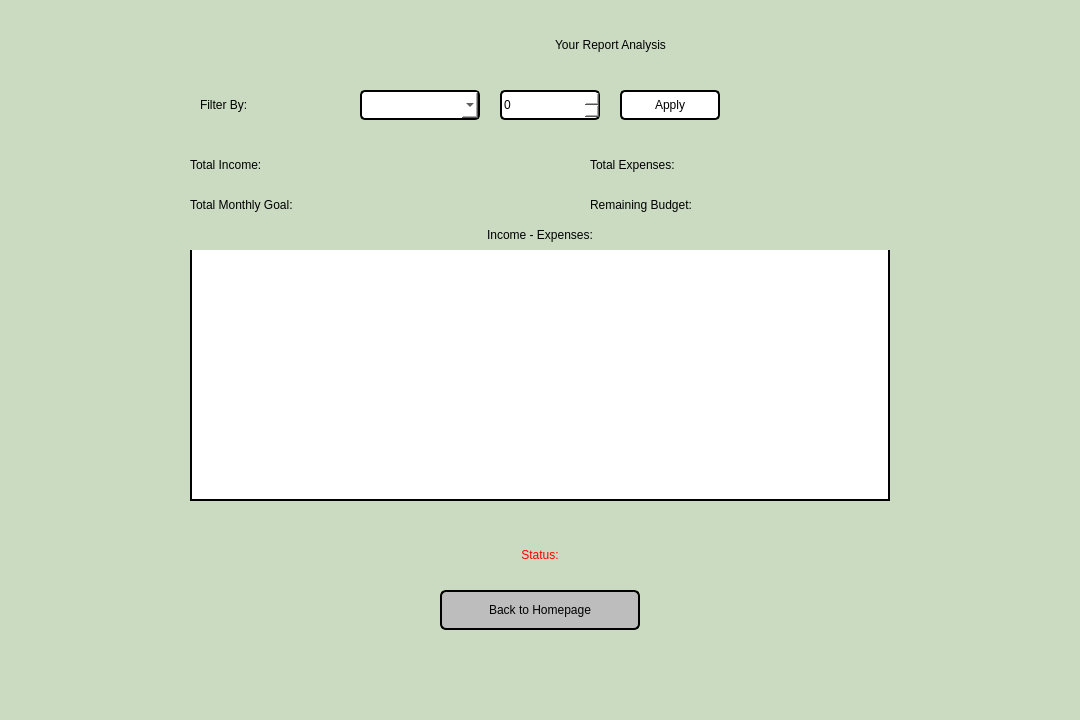
This is analyzereport.ui in aasishhumagain/BudgetBuddy as Qt 5 draws it before an edit. The edited form follows.
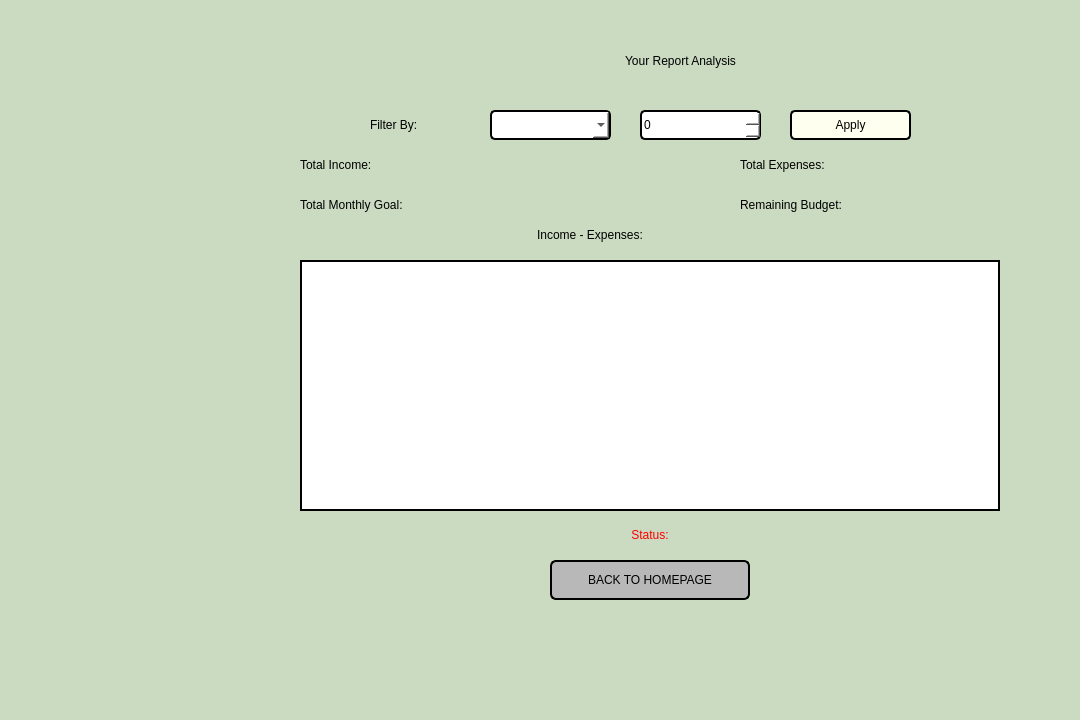
This is the edited form.

The edit to the form file:
```diff
--- a/analyzereport.ui
+++ b/analyzereport.ui
@@ -19,10 +19,10 @@
   <widget class="QLabel" name="labelTitle">
    <property name="geometry">
     <rect>
-     <x>350</x>
-     <y>20</y>
+     <x>420</x>
+     <y>30</y>
      <width>521</width>
-     <height>50</height>
+     <height>61</height>
     </rect>
    </property>
    <property name="styleSheet">
@@ -38,9 +38,9 @@
   <widget class="QLabel" name="labelFilter">
    <property name="geometry">
     <rect>
-     <x>200</x>
-     <y>90</y>
-     <width>120</width>
+     <x>370</x>
+     <y>110</y>
+     <width>101</width>
      <height>30</height>
     </rect>
    </property>
@@ -54,9 +54,9 @@
   <widget class="QComboBox" name="comboBoxMonth">
    <property name="geometry">
     <rect>
-     <x>360</x>
-     <y>90</y>
-     <width>120</width>
+     <x>490</x>
+     <y>110</y>
+     <width>121</width>
      <height>30</height>
     </rect>
    </property>
@@ -73,9 +73,9 @@
   <widget class="QSpinBox" name="spinBoxYear">
    <property name="geometry">
     <rect>
-     <x>500</x>
-     <y>90</y>
-     <width>100</width>
+     <x>640</x>
+     <y>110</y>
+     <width>121</width>
      <height>30</height>
     </rect>
    </property>
@@ -92,16 +92,16 @@
   <widget class="QPushButton" name="buttonFilter">
    <property name="geometry">
     <rect>
-     <x>620</x>
-     <y>90</y>
-     <width>100</width>
+     <x>790</x>
+     <y>110</y>
+     <width>121</width>
      <height>30</height>
     </rect>
    </property>
    <property name="styleSheet">
     <string notr="true">
-     font: 600 11pt &quot;Segoe UI&quot;;
-     background: white;
+     font: 600 13pt &quot;Segoe UI&quot;;
+background-color: #FFFFF0;
      color: black;
      border: 2px solid black;
      border-radius: 5px;
@@ -114,7 +114,7 @@
   <widget class="QLabel" name="labelTotalIncome">
    <property name="geometry">
     <rect>
-     <x>190</x>
+     <x>300</x>
      <y>150</y>
      <width>300</width>
      <height>30</height>
@@ -130,7 +130,7 @@
   <widget class="QLabel" name="labelTotalExpenses">
    <property name="geometry">
     <rect>
-     <x>590</x>
+     <x>740</x>
      <y>150</y>
      <width>300</width>
      <height>30</height>
@@ -146,7 +146,7 @@
   <widget class="QLabel" name="labelTotalMonthlyGoal">
    <property name="geometry">
     <rect>
-     <x>190</x>
+     <x>300</x>
      <y>190</y>
      <width>300</width>
      <height>30</height>
@@ -162,7 +162,7 @@
   <widget class="QLabel" name="labelRemainingBudget">
    <property name="geometry">
     <rect>
-     <x>590</x>
+     <x>740</x>
      <y>190</y>
      <width>300</width>
      <height>30</height>
@@ -178,10 +178,10 @@
   <widget class="QFrame" name="chartWidget">
    <property name="geometry">
     <rect>
-     <x>190</x>
-     <y>240</y>
+     <x>300</x>
+     <y>260</y>
      <width>700</width>
-     <height>261</height>
+     <height>251</height>
     </rect>
    </property>
    <property name="styleSheet">
@@ -198,9 +198,9 @@
    <property name="geometry">
     <rect>
      <x>360</x>
-     <y>510</y>
+     <y>520</y>
      <width>360</width>
-     <height>30</height>
+     <height>20</height>
     </rect>
    </property>
    <property name="styleSheet">
@@ -216,8 +216,8 @@
   <widget class="QLabel" name="labelWarnings">
    <property name="geometry">
     <rect>
-     <x>440</x>
-     <y>540</y>
+     <x>550</x>
+     <y>520</y>
      <width>200</width>
      <height>30</height>
     </rect>
@@ -235,26 +235,28 @@
   <widget class="QPushButton" name="buttonBack">
    <property name="geometry">
     <rect>
-     <x>440</x>
-     <y>590</y>
+     <x>550</x>
+     <y>560</y>
      <width>200</width>
      <height>40</height>
     </rect>
    </property>
    <property name="styleSheet">
-    <string notr="true">font: 700 14pt &quot;Segoe UI&quot;; background: rgb(189, 189, 189); color: black; border: 2px solid black; border-radius: 6px;</string>
+    <string notr="true">font: 700 14pt &quot;Segoe UI&quot;;color: black; border: 2px solid black; border-radius: 6px; 
+
+background-color: rgb(184, 184, 184);</string>
    </property>
    <property name="text">
-    <string>Back to Homepage</string>
+    <string>BACK TO HOMEPAGE</string>
    </property>
   </widget>
   <widget class="QLabel" name="labelNetBalance">
    <property name="geometry">
     <rect>
-     <x>190</x>
-     <y>220</y>
+     <x>240</x>
+     <y>219</y>
      <width>700</width>
-     <height>30</height>
+     <height>31</height>
     </rect>
    </property>
    <property name="styleSheet">
```
